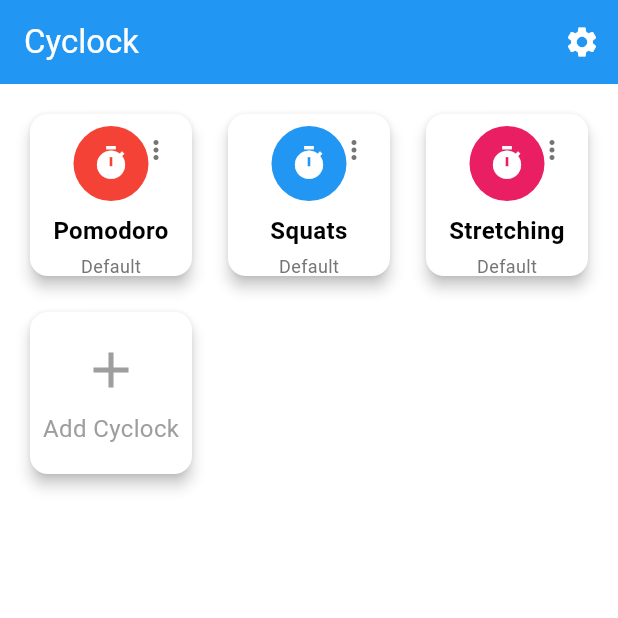
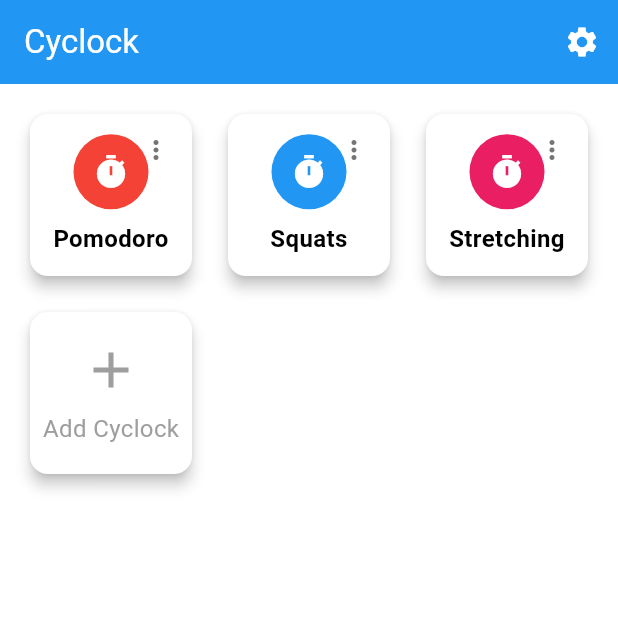
Before and after one commit to octehren/Cyclocks, a Flutter app: the screen it shows after launch, on a phone screen of 412 x 824 dp, the top half of it. Run offline on Flutter 3.47's test engine with Material 3 defaults, Android fonts, the phone set to English and light mode, and no system bars; our stand-ins replace audioplayers, circular_countdown_timer, drift, file_picker, shared_preferences; accounts and stored records are empty; generated files the repository leaves out were written again.

Commit message:
removed 'isDefault' & delete logic

```diff
--- a/lib/presentation/screens/cyclocks_index_screen.dart
+++ b/lib/presentation/screens/cyclocks_index_screen.dart
@@ -29,7 +29,7 @@ class _CyclocksIndexScreenState extends State<CyclocksIndexScreen> {
     });
   }
 
-  // Added: Helper to confirm and execute deletion
+  // Helper to confirm and execute deletion
   Future<void> _confirmDelete(Cyclock cyclock) async {
     final confirmed = await showDialog<bool>(
       context: context,
@@ -53,7 +53,6 @@ class _CyclocksIndexScreenState extends State<CyclocksIndexScreen> {
     if (confirmed == true) {
       // Execute as a transaction to ensure stages are deleted with the cyclock
       await widget.database.transaction(() async {
-        await widget.database.timerStagesDao.deleteStagesForCyclock(cyclock.id);
         await widget.database.cyclocksDao.deleteCyclock(cyclock);
       });
 
@@ -183,16 +182,6 @@ class _CyclocksIndexScreenState extends State<CyclocksIndexScreen> {
                         fontWeight: FontWeight.bold,
                       ),
                     ),
-                    if (cyclock.isDefault) ...[
-                      const SizedBox(height: 4),
-                      Text(
-                        'Default',
-                        style: TextStyle(
-                          fontSize: 12,
-                          color: Colors.grey[600],
-                        ),
-                      ),
-                    ],
                   ],
                 ),
               ),
```
